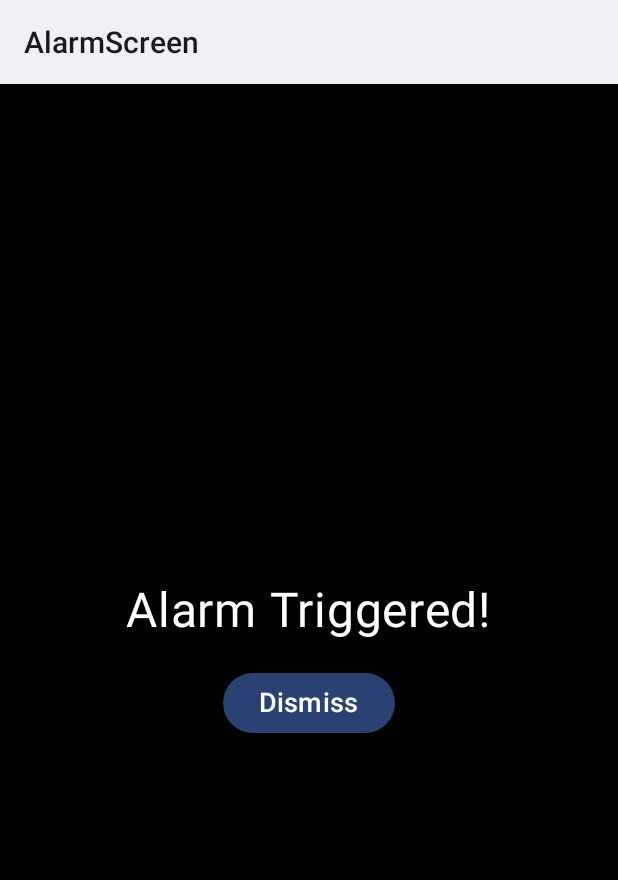
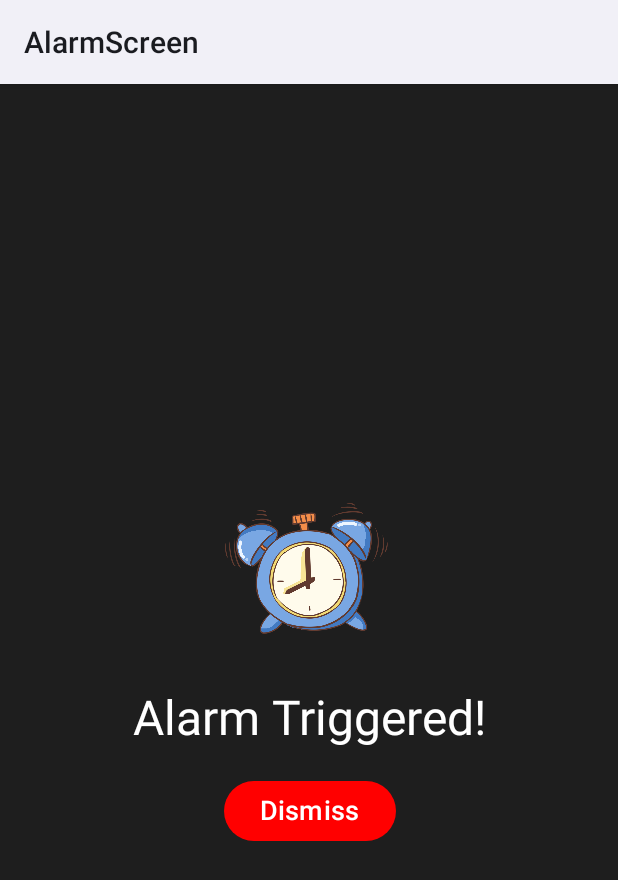
Before and after one commit to CosmoSailors/Dhruvtara, an Android app built with Jetpack Compose: the AlarmScreen screen opened directly, with no data from a screen before it, on a phone screen of 412 x 824 dp. Shown: the top 880 px of the screen. Run offline under Robolectric (Android 15) with nearby library versions, the phone set to English and light mode, and no system bars.

Commit message:
alarm screen done

```diff
--- a/app/src/main/AndroidManifest.xml
+++ b/app/src/main/AndroidManifest.xml
@@ -9,6 +9,7 @@
     <uses-permission android:name="android.permission.FOREGROUND_SERVICE_LOCATION" />
     <uses-permission android:name="android.permission.POST_NOTIFICATIONS" />
     <uses-permission android:name="android.permission.ACCESS_NOTIFICATION_POLICY" />
+    <uses-permission android:name="android.permission.MODIFY_AUDIO_SETTINGS"/>
     <uses-permission android:name="android.permission.VIBRATE" />
 
     <application
--- a/app/src/main/java/com/grasstools/tangential/presentation/ui/alarmscreen/AlarmScreen.kt
+++ b/app/src/main/java/com/grasstools/tangential/presentation/ui/alarmscreen/AlarmScreen.kt
@@ -3,10 +3,9 @@ package com.grasstools.tangential.presentation.ui.alarmscreen
 import android.content.Context
 import android.media.MediaPlayer
 import android.os.*
-import android.provider.Settings
-import android.view.WindowManager
 import androidx.activity.ComponentActivity
 import androidx.activity.compose.setContent
+import androidx.compose.foundation.Image
 import androidx.compose.foundation.background
 import androidx.compose.foundation.layout.*
 import androidx.compose.material3.*
@@ -14,10 +13,11 @@ import androidx.compose.runtime.*
 import androidx.compose.ui.Alignment
 import androidx.compose.ui.Modifier
 import androidx.compose.ui.graphics.Color
-import androidx.compose.ui.platform.LocalContext
+import androidx.compose.ui.res.painterResource
 import androidx.compose.ui.tooling.preview.Preview
 import androidx.compose.ui.unit.dp
 import androidx.compose.ui.unit.sp
+import com.grasstools.tangential.R
 import com.grasstools.tangential.presentation.ui.alarmscreen.ui.theme.TangentialTheme
 
 class AlarmScreen : ComponentActivity() {
@@ -27,6 +27,18 @@ class AlarmScreen : ComponentActivity() {
     override fun onCreate(savedInstanceState: Bundle?) {
         super.onCreate(savedInstanceState)
 
+        mediaPlayer = MediaPlayer.create(this, R.raw.mustard)
+        mediaPlayer?.isLooping = true
+        mediaPlayer?.start()
+
+        vibrator = getSystemService(Context.VIBRATOR_SERVICE) as Vibrator
+        val vibrationEffect = if (Build.VERSION.SDK_INT >= Build.VERSION_CODES.O) {
+            VibrationEffect.createWaveform(longArrayOf(0, 500, 500), 0)
+        } else {
+            VibrationEffect.createOneShot(500, VibrationEffect.DEFAULT_AMPLITUDE)
+        }
+        vibrator?.vibrate(vibrationEffect)
+
         setContent {
             TangentialTheme {
                 AlarmUI(onDismiss = { stopAlarmAndFinish() })
@@ -35,17 +47,16 @@ class AlarmScreen : ComponentActivity() {
     }
 
     private fun stopAlarmAndFinish() {
-        stopAlarm() // Stop sound & vibration
-        finish() // Close activity
+        stopAlarm(mediaPlayer, vibrator)
+        finish()
     }
 
     override fun onDestroy() {
         super.onDestroy()
-        stopAlarm()
+        stopAlarm(mediaPlayer, vibrator)
     }
 }
 
-// 🔹 Function to Stop Alarm (Reusable in Preview Mode)
 fun stopAlarm(mediaPlayer: MediaPlayer? = null, vibrator: Vibrator? = null) {
     mediaPlayer?.stop()
     mediaPlayer?.release()
@@ -56,26 +67,41 @@ fun stopAlarm(mediaPlayer: MediaPlayer? = null, vibrator: Vibrator? = null) {
 fun AlarmUI(onDismiss: () -> Unit) {
     Box(
         modifier = Modifier
-                    .fillMaxSize()
-                    .background(Color.Black),
+            .fillMaxSize()
+            .background(Color(0xFF1E1E1E)),
         contentAlignment = Alignment.Center
-
     ) {
-        Column(horizontalAlignment = Alignment.CenterHorizontally) {
-            Text(text = "Alarm Triggered!", fontSize = 32.sp, color = Color.White)
+        Column(
+            horizontalAlignment = Alignment.CenterHorizontally,
+            verticalArrangement = Arrangement.Center,
+            modifier = Modifier.padding(16.dp)
+        ) {
+            Image(
+                painter = painterResource(id = R.drawable.alarm),
+                contentDescription = "Alarm Icon",
+                modifier = Modifier.size(120.dp)
+            )
+            Spacer(modifier = Modifier.height(24.dp))
+            Text(
+                text = "Alarm Triggered!",
+                fontSize = 32.sp,
+                color = Color.White,
+                style = MaterialTheme.typography.headlineMedium
+            )
             Spacer(modifier = Modifier.height(18.dp))
-            Button(onClick = onDismiss) {
-                Text(text = "Dismiss", fontSize = 18.sp)
+            Button(
+                onClick = onDismiss,
+                colors = ButtonDefaults.buttonColors(containerColor = Color.Red)
+            ) {
+                Text(text = "Dismiss", fontSize = 18.sp, color = Color.White)
             }
         }
     }
 }
 
-// 🔹 Preview Mode with Real Sound + Vibration
 @Preview(showBackground = true)
 @Composable
 fun AlarmUIPreview() {
-
     TangentialTheme {
         Column(
             modifier = Modifier.fillMaxSize(),
@@ -83,8 +109,7 @@ fun AlarmUIPreview() {
             verticalArrangement = Arrangement.Center
         ) {
             AlarmUI(
-                onDismiss = {
-                }
+                onDismiss = {}
             )
         }
     }
--- a/app/src/main/java/com/grasstools/tangential/presentation/ui/mapscreen/MapsActivity.kt
+++ b/app/src/main/java/com/grasstools/tangential/presentation/ui/mapscreen/MapsActivity.kt
@@ -21,6 +21,7 @@ import com.google.android.gms.maps.model.LatLng
 import com.grasstools.tangential.App
 import com.grasstools.tangential.domain.model.Geofence
 import com.grasstools.tangential.domain.model.GeofenceType
+import com.grasstools.tangential.presentation.ui.alarmscreen.AlarmScreen
 import com.grasstools.tangential.ui.theme.TangentialTheme
 import com.grasstools.tangential.presentation.ui.locationlist.LocationListActivity
 import com.grasstools.tangential.presentation.ui.mapscreen.components.AddLocationCard
@@ -70,7 +71,9 @@ class MapsActivity : ComponentActivity() {
                             .align(Alignment.BottomCenter)
                             .fillMaxWidth()
                     ) {
-                        Button(onClick = { viewModel.getCurrentLocation()}, modifier = Modifier
+                        Button(onClick = {
+                            viewModel.getCurrentLocation()
+                                         }, modifier = Modifier
                             .padding(4.dp)
                             .align(Alignment.CenterHorizontally)
                         ) {
```
Also changed, not shown: app/src/main/res/drawable/alarm.png (added), 1 other file.
